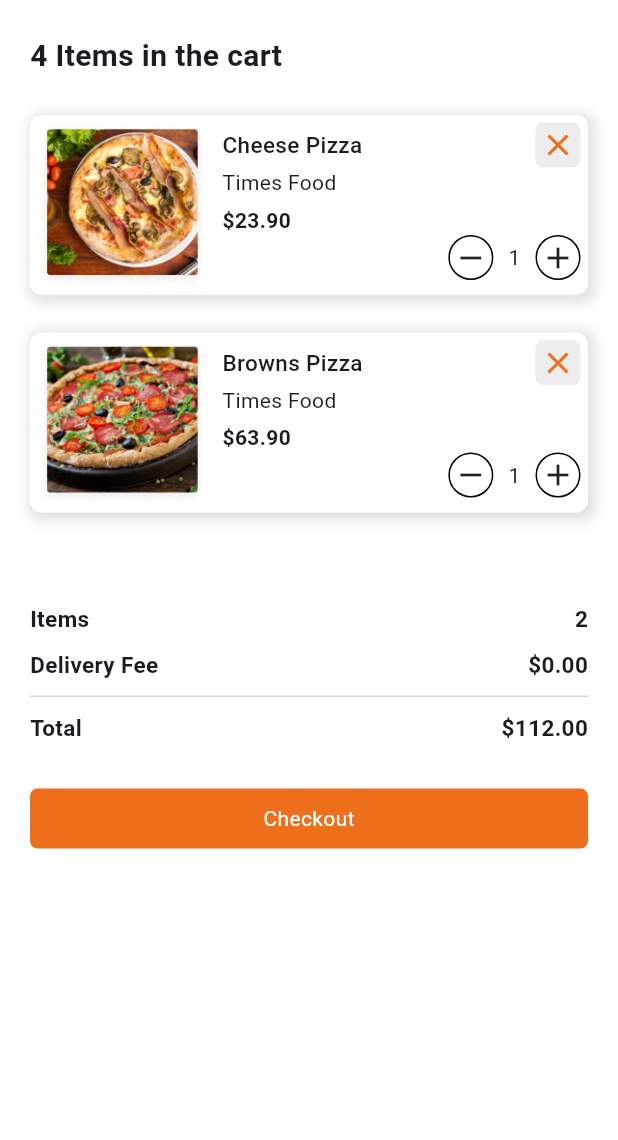
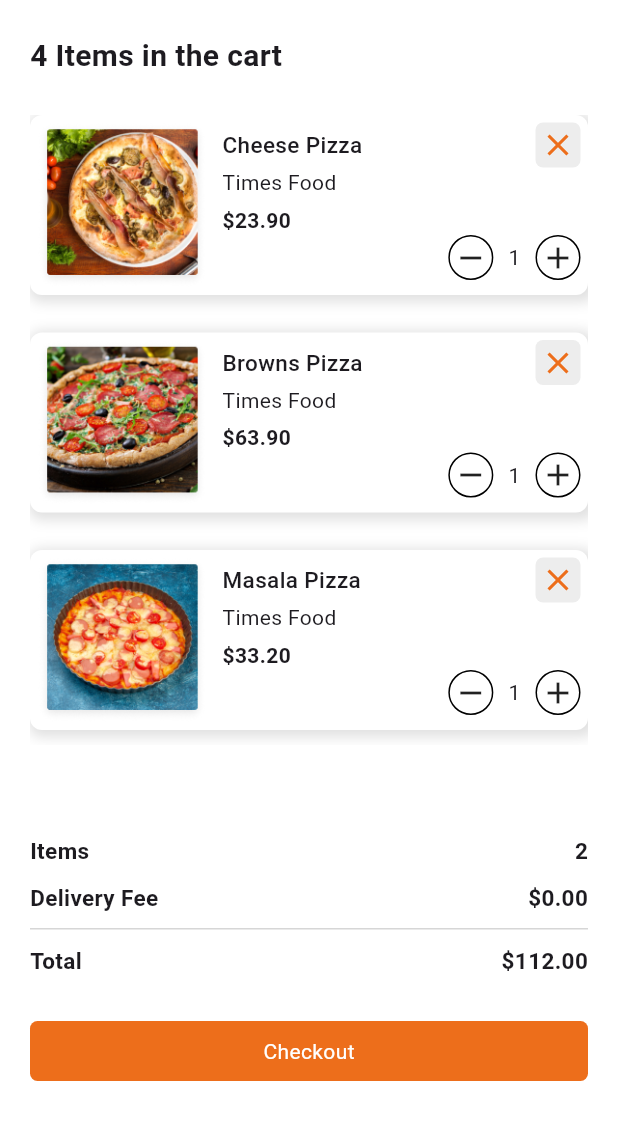
Before and after one commit to rishithamenush/foodPrime, a Flutter app: the CartPage screen opened directly, on a phone screen of 412 x 824 dp, the part 80-1220 px from its top. Run offline on Flutter 3.47's test engine with Material 3 defaults, Android fonts, the phone set to English and light mode, and no system bars; our stand-ins replace font_awesome_flutter.

Commit message:
Add the List view in the the Cart Page

```diff
--- a/lib/screens/main/navPages/cart/cart_page.dart
+++ b/lib/screens/main/navPages/cart/cart_page.dart
@@ -20,6 +20,7 @@ class _CartPageState extends State<CartPage> {
     "Masala Pizza": 1,
     "Golden Pizza": 1,
   };
+
   @override
   Widget build(BuildContext context) {
     return Scaffold(
@@ -38,38 +39,55 @@ class _CartPageState extends State<CartPage> {
         child: Column(
           crossAxisAlignment: CrossAxisAlignment.start,
           children: [
-            const Text(
-              "4 Items in the cart",
-              style: TextStyle(fontSize: 20, fontWeight: FontWeight.bold),
+            Text(
+              "${_itemQuantities.length} Items in the cart",
+              style: const TextStyle(fontSize: 20, fontWeight: FontWeight.bold),
             ),
-            Column(
-              children: [
-                const SizedBox(height: 25,),
-                _itemCardWidget(
-                    title: "Cheese Pizza",
-                    unitPrice: 23.9,
-                    image: "pizza_popular_5.png"
-                ),
-                const SizedBox(height: 25,),
-                _itemCardWidget(
-                    title: "Browns Pizza",
-                    unitPrice: 63.9,
-                    image: "pizza_popular_2.png"
-                ),
-                // const SizedBox(height: 25,),
-                // _itemCardWidget(
-                //     title: "Masala Pizza",
-                //     unitPrice: 33.2,
-                //     image: "pizza_popular_1.png"
-                // ),
-                // const SizedBox(height: 25,),
-                // _itemCardWidget(
-                //     title: "Golden Pizza",
-                //     unitPrice: 45.3,
-                //     image: "pizza_popular_4.png"
-                // ),
-                // const SizedBox(height: 25,),
-              ],
+            const SizedBox(height: 25,),
+            Expanded(
+              child: ListView.builder(
+                itemCount: _itemQuantities.length,
+                itemBuilder: (context, index) {
+                  String title = _itemQuantities.keys.elementAt(index);
+                  double unitPrice;
+                  String image;
+
+                  // Set the unit price and image based on the title
+                  switch (title) {
+                    case "Cheese Pizza":
+                      unitPrice = 23.9;
+                      image = "pizza_popular_5.png";
+                      break;
+                    case "Browns Pizza":
+                      unitPrice = 63.9;
+                      image = "pizza_popular_2.png";
+                      break;
+                    case "Masala Pizza":
+                      unitPrice = 33.2;
+                      image = "pizza_popular_1.png";
+                      break;
+                    case "Golden Pizza":
+                      unitPrice = 45.3;
+                      image = "pizza_popular_4.png";
+                      break;
+                    default:
+                      unitPrice = 0.0;
+                      image = "";
+                      break;
+                  }
+
+                  return Column(
+                    children: [
+                      _itemCardWidget(
+                        title: title,
+                        unitPrice: unitPrice,
+                        image: image,
+                      ),
+                      const SizedBox(height: 25,),
+                    ],
+                  );
+                },
+              ),
             ),
             const SizedBox(height: 60,),
             const Row(
@@ -103,7 +121,7 @@ class _CartPageState extends State<CartPage> {
             ),
             const SizedBox(height: 30,),
             ButtonContainerWidget(title: "Checkout", onTap: (){
-             Navigator.push(context, MaterialPageRoute(builder: (_) => PaymentScreen()));
+              Navigator.push(context, MaterialPageRoute(builder: (_) => PaymentScreen()));
             },),
             const SizedBox(height: 30,),
           ],
```
